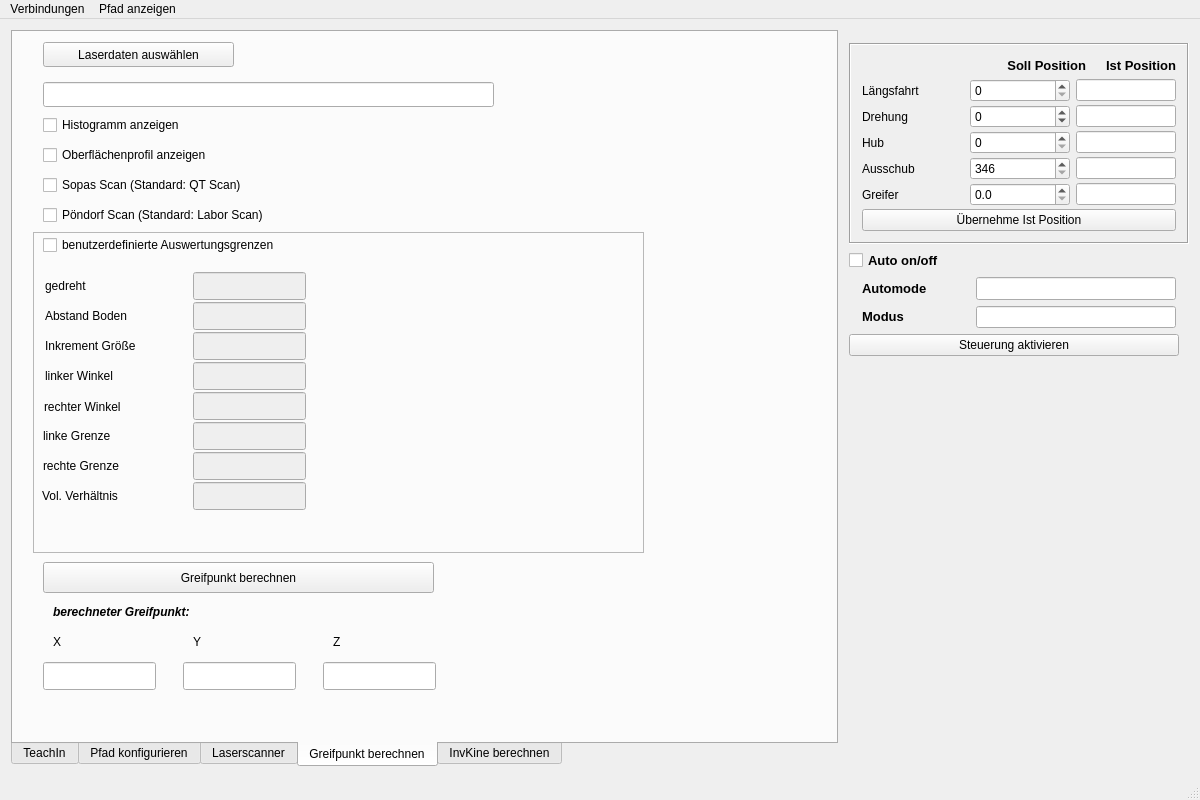
Before: the Qt Designer form mainwindow.ui in LaurinCoder/Robokran, drawn with Qt 5.
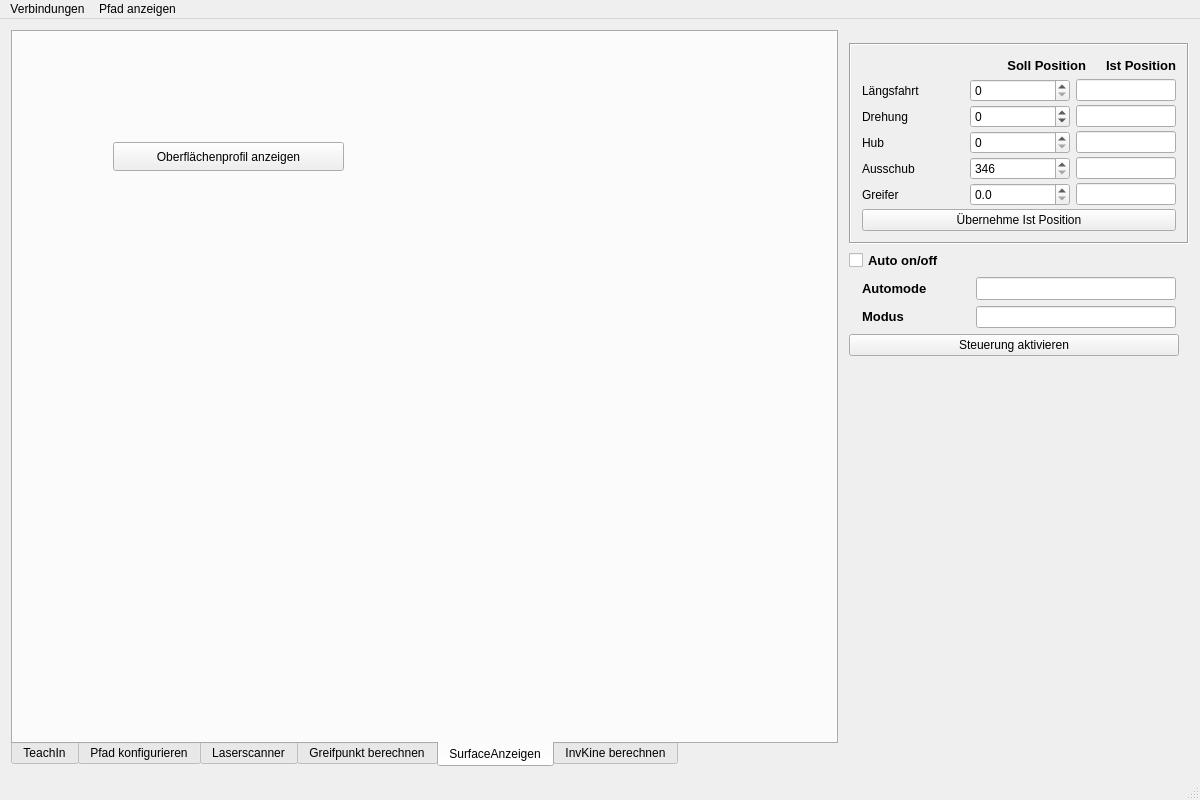
After: the same form once the commit is applied.

```diff
--- a/mainwindow.ui
+++ b/mainwindow.ui
@@ -57,7 +57,7 @@
        <enum>QTabWidget::Rounded</enum>
       </property>
       <property name="currentIndex">
-       <number>3</number>
+       <number>4</number>
       </property>
       <widget class="QWidget" name="tab_2">
        <attribute name="title">
@@ -1015,6 +1015,24 @@
         </property>
        </widget>
       </widget>
+      <widget class="QWidget" name="tab">
+       <attribute name="title">
+        <string>SurfaceAnzeigen</string>
+       </attribute>
+       <widget class="QPushButton" name="showSurface_2">
+        <property name="geometry">
+         <rect>
+          <x>100</x>
+          <y>110</y>
+          <width>231</width>
+          <height>29</height>
+         </rect>
+        </property>
+        <property name="text">
+         <string>Oberflächenprofil anzeigen</string>
+        </property>
+       </widget>
+      </widget>
       <widget class="QWidget" name="tab_6">
        <property name="enabled">
         <bool>true</bool>
```
